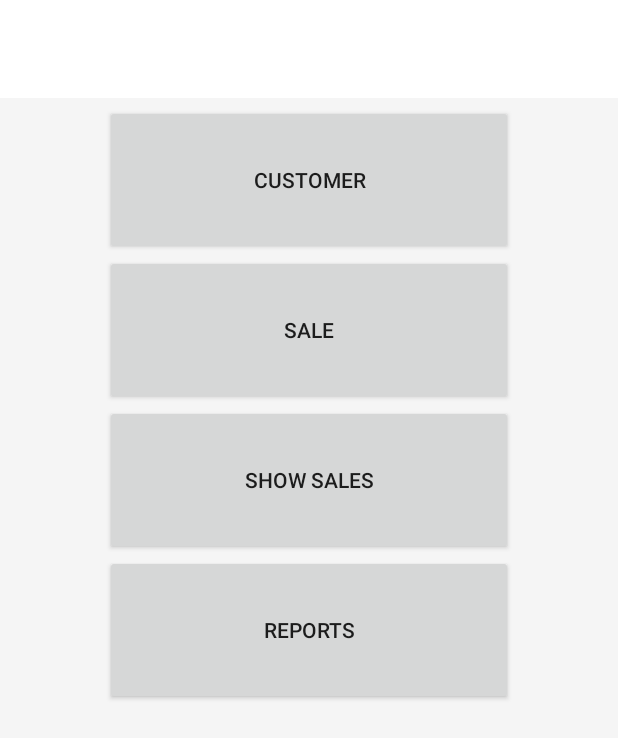
After one commit to babureddy1969/boutique, an Android app: the DashboardActivity screen opened directly, with no data from a screen before it, on a phone screen of 412 x 824 dp. The commit adds this screen. Shown: the top 738 px of the screen. Run offline under Robolectric (Android 15) with nearby library versions, the phone set to English and light mode, and no system bars.

Commit message:
Added customer feature.

```diff
--- /dev/null
+++ b/app/src/main/java/com/example/employeelist/ui/DashboardActivity.java
@@ -0,0 +1,45 @@
+package com.example.employeelist.ui;
+
+import android.content.Intent;
+import android.os.Bundle;
+import android.view.View;
+import android.widget.Button;
+import androidx.appcompat.app.AppCompatActivity;
+import com.example.employeelist.R;
+public class DashboardActivity extends AppCompatActivity {
+    @Override
+    protected void onCreate(Bundle savedInstanceState) {
+        super.onCreate(savedInstanceState);
+        try {
+            this.getSupportActionBar().hide();
+        } catch (NullPointerException e) {
+        }
+        setContentView(R.layout.activity_dashboard);
+
+        Button buttonSale = findViewById(R.id.buttonSale);
+        buttonSale.setOnClickListener(new View.OnClickListener() {
+            @Override
+            public void onClick(View v) {
+                startActivity(new Intent(v.getContext(), TransactionActivity.class));
+            }
+        });
+        Button buttonSales = findViewById(R.id.buttonSales);
+        buttonSales.setOnClickListener(new View.OnClickListener() {
+            @Override
+            public void onClick(View v) {
+                startActivity(new Intent(v.getContext(), MainActivity.class));
+            }
+        });
+        Button buttonCustomer = findViewById(R.id.buttonCustomer);
+        buttonCustomer.setOnClickListener(new View.OnClickListener() {
+            @Override
+            public void onClick(View v) {
+                startActivity(new Intent(v.getContext(), CustomerActivity.class));
+            }
+        });
+    }
+    @Override
+    protected void onResume() {
+        super.onResume();
+    }
+}
--- a/app/src/main/java/com/example/employeelist/ui/TransactionActivity.java
+++ b/app/src/main/java/com/example/employeelist/ui/TransactionActivity.java
@@ -108,7 +108,7 @@ public class TransactionActivity extends AppCompatActivity {
         t.setId(Integer.parseInt(editId.getText().toString()));
         t.setTotal(Integer.parseInt(editTotal.getText().toString()));
         t.setPhone(editPhone.getText().toString());
-        t.setCustomerName(editName.getText().toString());
+        t.setCustomerName(editName.getText().toString().toUpperCase());
         t.setSaree(Integer.parseInt(editSaree.getText().toString()));
         t.setFall(Integer.parseInt(editFall.getText().toString()));
         t.setKutchu(Integer.parseInt(editKutchu.getText().toString()));
--- /dev/null
+++ b/app/src/main/res/layout/activity_dashboard.xml
@@ -0,0 +1,58 @@
+<?xml version="1.0" encoding="utf-8"?>
+<RelativeLayout xmlns:android="http://schemas.android.com/apk/res/android"
+    xmlns:app="http://schemas.android.com/apk/res-auto"
+    xmlns:tools="http://schemas.android.com/tools"
+    android:layout_width="match_parent"
+    android:layout_height="match_parent"
+    android:background="@color/colorGrey1"
+    tools:context=".ui.MainActivity">
+
+    <androidx.coordinatorlayout.widget.CoordinatorLayout
+        android:layout_width="match_parent"
+        android:layout_height="match_parent"
+        tools:context=".ui.MainActivity">
+
+
+        <RelativeLayout
+            android:id="@+id/rlTop"
+            android:layout_width="match_parent"
+            android:layout_height="65dp"
+            android:background="@color/colorWhite">
+
+        </RelativeLayout>
+
+        <LinearLayout
+            android:layout_width="match_parent"
+            android:layout_height="match_parent"
+            android:layout_margin="70dp"
+            android:orientation="vertical">
+
+            <Button
+                android:id="@+id/buttonCustomer"
+                android:layout_width="match_parent"
+                android:layout_height="100dp"
+                android:text="Customer" />
+
+            <Button
+                android:id="@+id/buttonSale"
+                android:layout_width="match_parent"
+                android:layout_height="100dp"
+                android:text="Sale" />
+
+            <Button
+                android:id="@+id/buttonSales"
+                android:layout_width="match_parent"
+                android:layout_height="100dp"
+                android:text="Show Sales" />
+
+            <Button
+                android:id="@+id/buttonReports"
+                android:layout_width="match_parent"
+                android:layout_height="100dp"
+                android:text="Reports" />
+        </LinearLayout>
+
+    </androidx.coordinatorlayout.widget.CoordinatorLayout>
+
+
+</RelativeLayout>
--- a/app/src/main/res/layout/activity_transaction.xml
+++ b/app/src/main/res/layout/activity_transaction.xml
@@ -17,10 +17,12 @@
             android:layout_width="match_parent"
             android:layout_height="wrap_content"
             android:layout_weight="1"
+            android:cursorVisible="false"
             android:editable="false"
             android:ems="10"
             android:hint="0"
-            android:inputType="none" />
+            android:inputType="none"
+            android:visibility="gone" />
 
         <EditText
             android:id="@+id/editName"
```
Also changed, not shown: app/src/main/AndroidManifest.xml (+16 -0 lines), app/src/main/java/com/example/employeelist/adapter/CustomerAdapter.java (added, +88 -0 lines), app/src/main/java/com/example/employeelist/database/DatabaseHelper.java (+18 -2 lines), app/src/main/java/com/example/employeelist/model/CustomerModel.java (added, +40 -0 lines), app/src/main/java/com/example/employeelist/ui/CustomerActivity.java (added, +93 -0 lines), app/src/main/res/layout/activity_customer.xml (added, +106 -0 lines), app/src/main/res/layout/item_employee.xml (+3 -5 lines), 28 other files.
